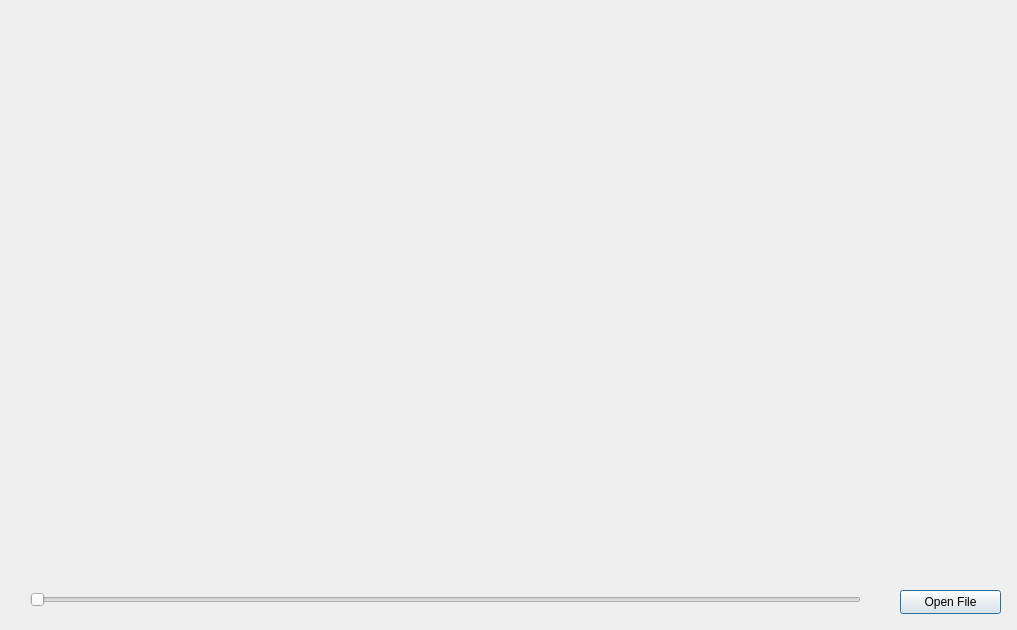
Above: data/qt/Video.ui from gstiebler/vision_workbench before the change. Below: the same form after it.
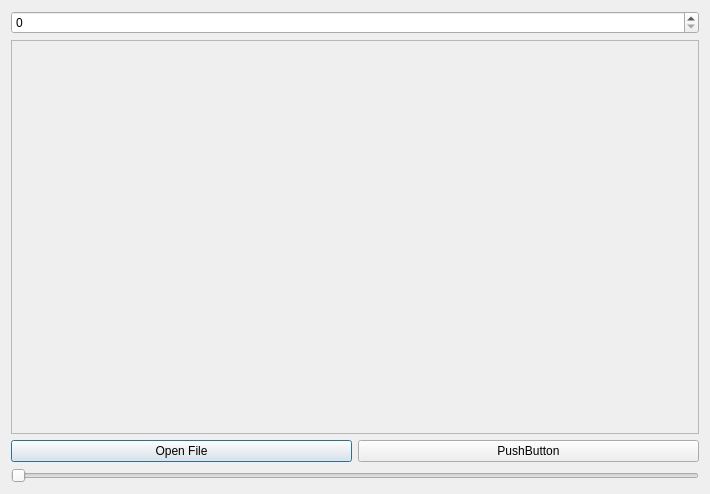
That is the form after the change.

The edit to the form file:
```diff
--- a/data/qt/Video.ui
+++ b/data/qt/Video.ui
@@ -6,39 +6,69 @@
    <rect>
     <x>0</x>
     <y>0</y>
-    <width>1017</width>
-    <height>630</height>
+    <width>710</width>
+    <height>494</height>
    </rect>
   </property>
   <property name="windowTitle">
    <string>Dialog</string>
   </property>
+  <property name="layoutDirection">
+   <enum>Qt::LeftToRight</enum>
+  </property>
+  <layout class="QVBoxLayout" name="verticalLayout">
+   <item>
+    <layout class="QHBoxLayout" name="horizontalLayout_2"/>
+   </item>
+   <item>
+    <widget class="QSpinBox" name="spinBox"/>
+   </item>
+   <item>
+    <widget class="QScrollArea" name="scrollArea">
+     <property name="widgetResizable">
+      <bool>true</bool>
+     </property>
+     <widget class="QWidget" name="scrollAreaWidgetContents">
+      <property name="geometry">
+       <rect>
+        <x>0</x>
+        <y>0</y>
+        <width>694</width>
+        <height>364</height>
+       </rect>
+      </property>
+     </widget>
+    </widget>
+   </item>
+   <item>
+    <layout class="QHBoxLayout" name="horizontalLayout" stretch="1,1">
+     <property name="sizeConstraint">
+      <enum>QLayout::SetMinAndMaxSize</enum>
+     </property>
+     <item>
   <widget class="QPushButton" name="openFileButton">
-   <property name="geometry">
-    <rect>
-     <x>900</x>
-     <y>590</y>
-     <width>101</width>
-     <height>24</height>
-    </rect>
-   </property>
    <property name="text">
     <string>Open File</string>
    </property>
   </widget>
+     </item>
+     <item>
+      <widget class="QPushButton" name="pushButton">
+       <property name="text">
+        <string>PushButton</string>
+       </property>
+      </widget>
+     </item>
+    </layout>
+   </item>
+   <item>
   <widget class="QSlider" name="frameSlider">
-   <property name="geometry">
-    <rect>
-     <x>30</x>
-     <y>590</y>
-     <width>831</width>
-     <height>20</height>
-    </rect>
-   </property>
    <property name="orientation">
     <enum>Qt::Horizontal</enum>
    </property>
   </widget>
+   </item>
+  </layout>
  </widget>
  <resources/>
  <connections/>
```
Lines whose indentation alone changed are shown as unchanged.
